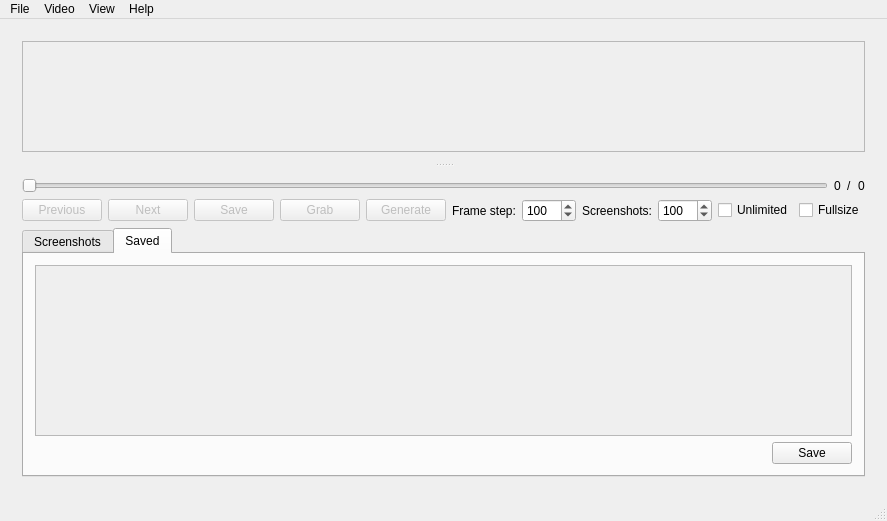
Before: the Qt Designer form mainwindow.ui in labyrinthofdreams/screenpicker, drawn with Qt 5.
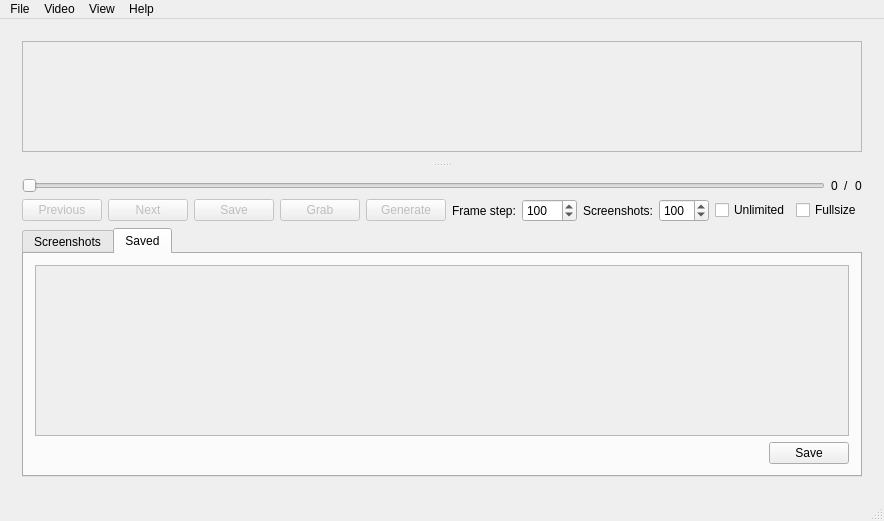
After: the same form once the commit is applied. The open tabs and pages were chosen to show the change. Custom widgets are drawn as their Qt base class.

Commit message: Change frame step / screenshots width and max values

Diff of the .ui file:
```diff
--- a/mainwindow.ui
+++ b/mainwindow.ui
@@ -6,7 +6,7 @@
    <rect>
     <x>0</x>
     <y>0</y>
-    <width>797</width>
+    <width>812</width>
     <height>521</height>
    </rect>
   </property>
@@ -47,7 +47,7 @@
             <rect>
              <x>0</x>
              <y>0</y>
-             <width>775</width>
+             <width>790</width>
              <height>114</height>
             </rect>
            </property>
@@ -219,6 +219,18 @@
           </item>
           <item>
            <widget class="QSpinBox" name="frameStepSpinBox">
+            <property name="sizePolicy">
+             <sizepolicy hsizetype="Preferred" vsizetype="Fixed">
+              <horstretch>0</horstretch>
+              <verstretch>0</verstretch>
+             </sizepolicy>
+            </property>
+            <property name="minimumSize">
+             <size>
+              <width>55</width>
+              <height>0</height>
+             </size>
+            </property>
             <property name="toolTip">
              <string>Number of frames between each generated screenshot</string>
             </property>
@@ -226,7 +238,7 @@
              <number>1</number>
             </property>
             <property name="maximum">
-             <number>1000</number>
+             <number>99999</number>
             </property>
             <property name="value">
              <number>100</number>
@@ -242,6 +254,12 @@
           </item>
           <item>
            <widget class="QSpinBox" name="screenshotsSpinBox">
+            <property name="minimumSize">
+             <size>
+              <width>50</width>
+              <height>0</height>
+             </size>
+            </property>
             <property name="toolTip">
              <string>Number of screenshots to generate</string>
             </property>
@@ -252,7 +270,7 @@
              <number>2</number>
             </property>
             <property name="maximum">
-             <number>1000</number>
+             <number>9999</number>
             </property>
             <property name="value">
              <number>100</number>
@@ -513,8 +531,8 @@
                   <rect>
                    <x>0</x>
                    <y>0</y>
-                   <width>98</width>
-                   <height>28</height>
+                   <width>764</width>
+                   <height>200</height>
                   </rect>
                  </property>
                  <layout class="QVBoxLayout" name="verticalLayout_7">
@@ -572,7 +590,7 @@
     <rect>
      <x>0</x>
      <y>0</y>
-     <width>797</width>
+     <width>812</width>
      <height>21</height>
     </rect>
    </property>
```
Left out of the diff: 2 changed lines with no effect on the pictures.
